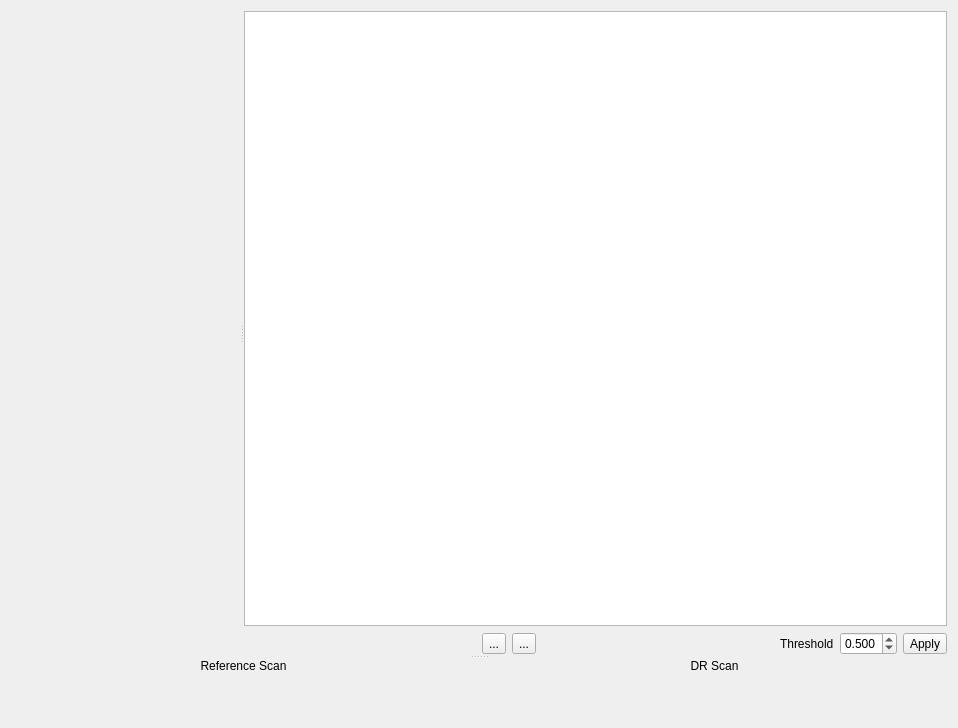
Old version of the form amdorwidget.ui in the repository kncrabtree/qtftm.
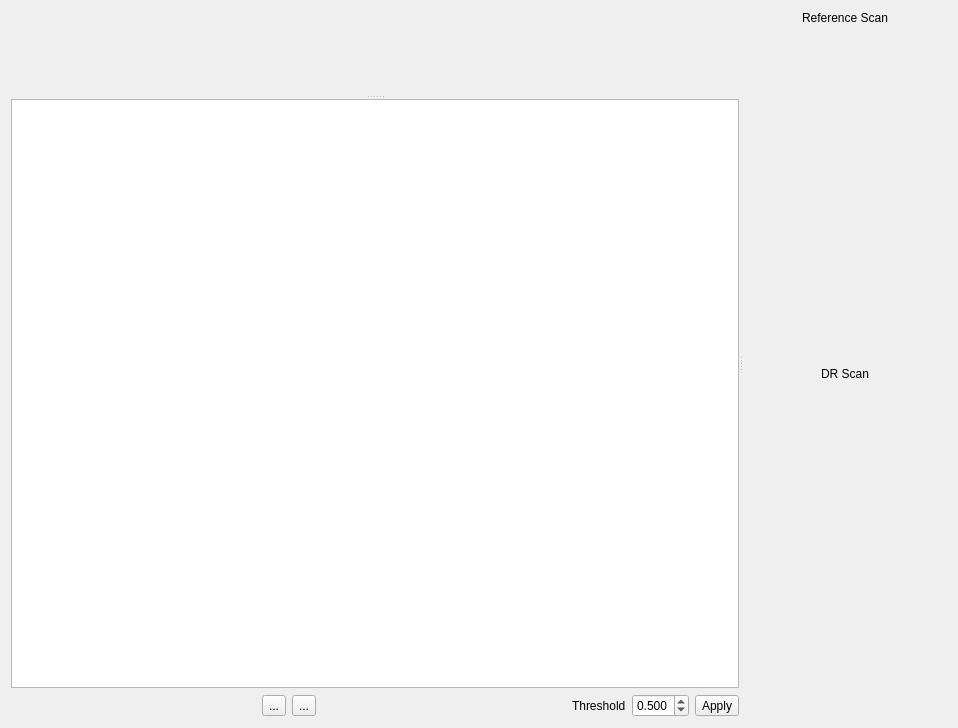
New version of the form. Icons and pictures are not drawn. Custom widgets are drawn as their Qt base class.

Diff of the .ui file:
```diff
--- a/amdorwidget.ui
+++ b/amdorwidget.ui
@@ -13,18 +13,18 @@
   <property name="windowTitle">
    <string>AMDOR</string>
   </property>
-  <layout class="QVBoxLayout" name="verticalLayout_4">
+  <layout class="QVBoxLayout" name="verticalLayout_5">
    <item>
     <widget class="QSplitter" name="splitter_2">
      <property name="orientation">
-      <enum>Qt::Vertical</enum>
+      <enum>Qt::Horizontal</enum>
      </property>
      <widget class="QSplitter" name="splitter">
       <property name="orientation">
-       <enum>Qt::Horizontal</enum>
+       <enum>Qt::Vertical</enum>
       </property>
       <widget class="AmdorPlot" name="amdorPlot" native="true"/>
-      <widget class="QWidget" name="">
+      <widget class="QWidget" name="layoutWidget">
        <layout class="QVBoxLayout" name="verticalLayout_3">
         <item>
          <widget class="QTableView" name="amdorDataTable">
@@ -46,11 +46,14 @@
           <property name="sortingEnabled">
            <bool>true</bool>
           </property>
+          <property name="cornerButtonEnabled">
+           <bool>false</bool>
+          </property>
           <attribute name="horizontalHeaderVisible">
-           <bool>true</bool>
+           <bool>false</bool>
           </attribute>
           <attribute name="verticalHeaderVisible">
-           <bool>true</bool>
+           <bool>false</bool>
           </attribute>
           <attribute name="verticalHeaderShowSortIndicator" stdset="0">
            <bool>true</bool>
@@ -171,7 +174,7 @@
       </widget>
      </widget>
      <widget class="QWidget" name="">
-      <layout class="QHBoxLayout" name="horizontalLayout">
+      <layout class="QVBoxLayout" name="verticalLayout_4">
        <item>
         <layout class="QVBoxLayout" name="verticalLayout" stretch="0,1">
          <item>
```
